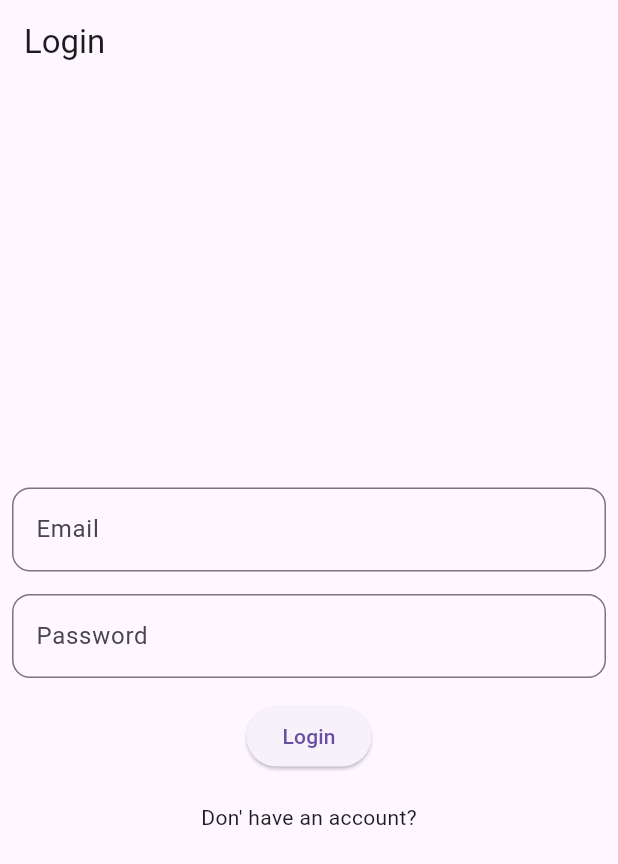
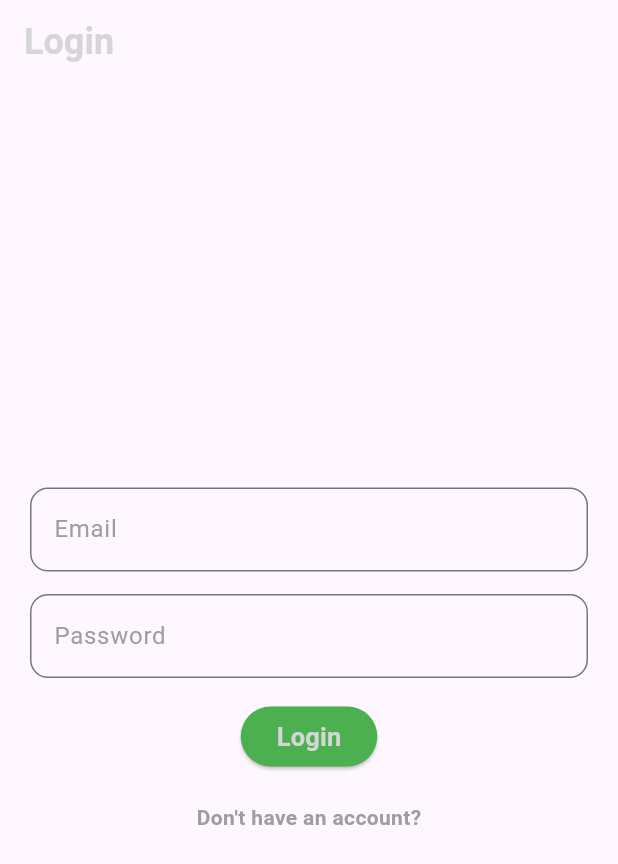
Before and after one commit to Musab45/Flutter, a Flutter app: the screen it shows after launch, on a phone screen of 412 x 824 dp. Shown: the top 864 px of the screen. Run offline on Flutter 3.47's test engine with Material 3 defaults, Android fonts, the phone set to English and light mode, and no system bars; our stand-ins replace supabase_flutter; accounts and stored records are empty.

Commit message:
- UI Cleanup

```diff
--- a/supabase_authentication/lib/main.dart
+++ b/supabase_authentication/lib/main.dart
@@ -17,6 +17,11 @@ class MyApp extends StatelessWidget {
 
   @override
   Widget build(BuildContext context) {
-    return MaterialApp(title: 'Supabase Authentication', home: AuthGate());
+    return MaterialApp(
+      title: 'Supabase Authentication',
+      theme: ThemeData(brightness: Brightness.light),
+      darkTheme: ThemeData(brightness: Brightness.dark),
+      home: AuthGate(),
+    );
   }
 }
--- a/supabase_authentication/lib/screens/login_page.dart
+++ b/supabase_authentication/lib/screens/login_page.dart
@@ -1,3 +1,5 @@
+// ignore_for_file: sort_child_properties_last
+
 import 'package:flutter/material.dart';
 import 'package:supabase_authentication/auth/auth_service.dart';
 import 'package:supabase_authentication/screens/profile_page.dart';
@@ -33,9 +35,12 @@ class _LoginPageState extends State<LoginPage> {
       );
     } catch (e) {
       if (mounted) {
-        ScaffoldMessenger.of(
-          context,
-        ).showSnackBar(SnackBar(content: Text('Error: $e')));
+        ScaffoldMessenger.of(context).showSnackBar(
+          SnackBar(
+            content: Text('Error: $e', style: TextStyle(color: Colors.grey)),
+            backgroundColor: Colors.transparent,
+          ),
+        );
       }
     }
   }
@@ -43,20 +48,34 @@ class _LoginPageState extends State<LoginPage> {
   @override
   Widget build(BuildContext context) {
     return Scaffold(
-      appBar: AppBar(title: Text('Login')),
+      appBar: AppBar(
+        title: Text(
+          'Login',
+          style: TextStyle(
+            fontSize: 24,
+            fontWeight: FontWeight.bold,
+            color: Colors.grey[350],
+          ),
+        ),
+      ),
       body: Center(
         child: Padding(
-          padding: const EdgeInsets.all(8.0),
+          padding: const EdgeInsets.fromLTRB(20, 10, 20, 10),
           child: Column(
             mainAxisAlignment: MainAxisAlignment.center,
+
             children: [
               // Email
               TextField(
                 controller: _emailController,
                 decoration: InputDecoration(
-                  label: Text('Email'),
+                  label: Text('Email', style: TextStyle(color: Colors.grey)),
                   border: OutlineInputBorder(
                     borderRadius: BorderRadius.circular(12),
+                  ),
+                  focusedBorder: OutlineInputBorder(
+                    borderRadius: BorderRadius.circular(12),
+                    borderSide: BorderSide(color: Colors.green),
                   ),
                 ),
               ),
@@ -65,15 +84,30 @@ class _LoginPageState extends State<LoginPage> {
               TextField(
                 controller: _passwordController,
                 decoration: InputDecoration(
-                  label: Text('Password'),
+                  label: Text('Password', style: TextStyle(color: Colors.grey)),
                   border: OutlineInputBorder(
                     borderRadius: BorderRadius.circular(12),
+                  ),
+                  focusedBorder: OutlineInputBorder(
+                    borderRadius: BorderRadius.circular(12),
+                    borderSide: BorderSide(color: Colors.green),
                   ),
                 ),
               ),
               SizedBox(height: 15),
               // Login Button
-              ElevatedButton(onPressed: login, child: Text('Login')),
+              ElevatedButton(
+                onPressed: login,
+                child: Text(
+                  'Login',
+                  style: TextStyle(
+                    color: Colors.grey[350],
+                    fontSize: 17,
+                    fontWeight: FontWeight.bold,
+                  ),
+                ),
+                style: ElevatedButton.styleFrom(backgroundColor: Colors.green),
+              ),
               // Spacing
               SizedBox(height: 20),
               // To Sign Up Page
@@ -84,7 +118,16 @@ class _LoginPageState extends State<LoginPage> {
                     MaterialPageRoute(builder: (context) => SignUpPage()),
                   );
                 },
-                child: Center(child: Text('Don\' have an account?')),
+                child: Center(
+                  child: Text(
+                    'Don\'t have an account?',
+                    style: TextStyle(
+                      color: Colors.grey,
+                      fontSize: 14,
+                      fontWeight: FontWeight.bold,
+                    ),
+                  ),
+                ),
               ),
             ],
           ),
```
Also changed, not shown: supabase_authentication/lib/screens/profile_page.dart (+22 -3 lines), supabase_authentication/lib/screens/signup_page.dart (+38 -6 lines).
